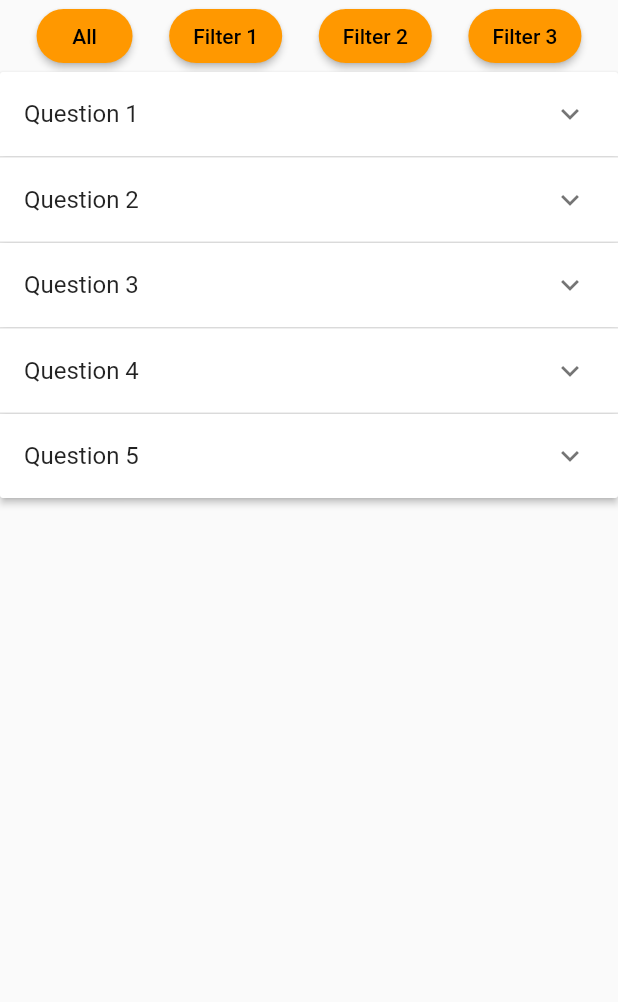
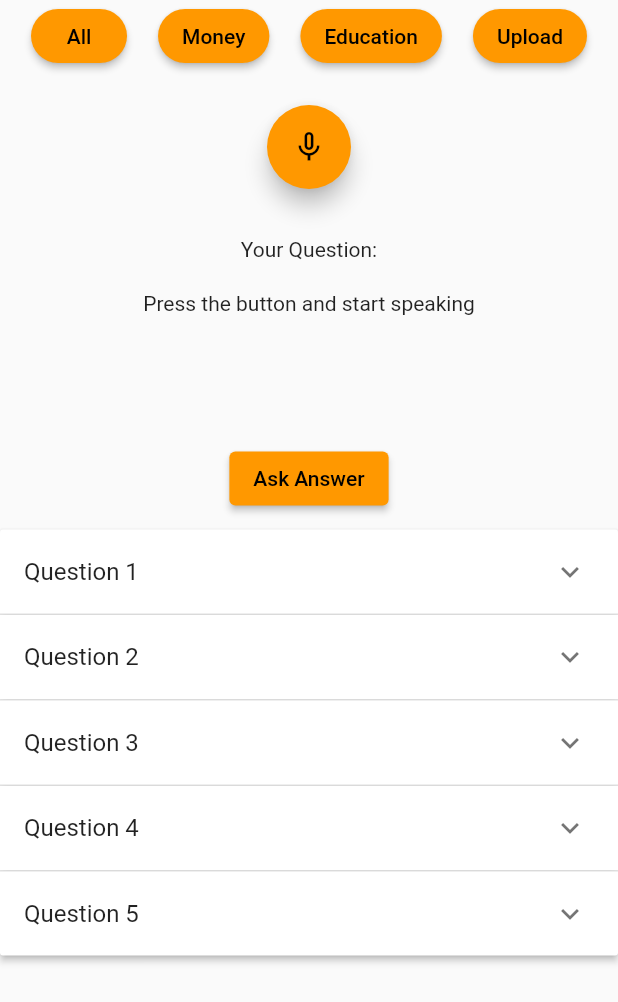
Before and after one commit to shivankar-p/St-Judes, a Flutter app: the MyStatefulWidget widget shown alone on an empty page, opened directly, on a phone screen of 412 x 824 dp. Shown: the top 1002 px of the screen. Run offline on Flutter 3.47's test engine with Material 2 defaults, Android fonts, the phone set to English and light mode, and no system bars; drawn by our look-alikes of avatar_glow; our stand-ins replace firebase_auth, firebase_core, firebase_database, flutter_tts, html_unescape, pin_code_fields and 1 more; missing offline and left inert: translator; accounts and stored records are empty.

Commit message:
Update faq page

```diff
--- a/lib/faq.dart
+++ b/lib/faq.dart
@@ -1,4 +1,8 @@
+//import 'package:speech_to_text/speech_recognition_result.dart';
+import 'package:speech_to_text/speech_to_text.dart' as stt;
 import 'package:flutter/material.dart';
+import 'package:flutter_tts/flutter_tts.dart';
+import 'package:avatar_glow/avatar_glow.dart';
 
 void main() => runApp(const MyApp());
 
@@ -47,11 +51,11 @@ class MyStatefulWidget extends StatefulWidget {
 class _MyStatefulWidgetState extends State<MyStatefulWidget> {
   static const str = "Lorem ipsum dolor sit amet, consectetur adipiscing elit, sed do eiusmod tempor incididunt ut labore et dolore magna aliqua. At erat pellentesque adipiscing commodo elit at imperdiet dui. Orci sagittis eu volutpat odio facilisis mauris sit amet.";
   final List<Item> data = [
-    Item(expandedValue: str, headerValue: "Question 1", questionType: "Filter 1"),
-    Item(expandedValue: str, headerValue: "Question 2", questionType: "Filter 2"),
-    Item(expandedValue: str, headerValue: "Question 3", questionType: "Filter 2"),
-    Item(expandedValue: str, headerValue: "Question 4", questionType: "Filter 3"),
-    Item(expandedValue: str, headerValue: "Question 5", questionType: "Filter 1"),
+    Item(expandedValue: "Never gonna give you up Never gonna let you down Never gonna run around and desert you", headerValue: "Question 1", questionType: "Money"),
+    Item(expandedValue: str, headerValue: "Question 2", questionType: "Education"),
+    Item(expandedValue: str, headerValue: "Question 3", questionType: "Education"),
+    Item(expandedValue: str, headerValue: "Question 4", questionType: "Upload"),
+    Item(expandedValue: "The answer for your question is RYAN STARTED THE FIRE!!", headerValue: "Question 5", questionType: "Upload"),
   ];
   static List<Item> filteredData = [];
 
@@ -63,10 +67,11 @@ class _MyStatefulWidgetState extends State<MyStatefulWidget> {
 
   @override
   void initState() {
-    // TODO: implement initState
     filteredData = this.data;
     super.initState();
   }
+
+
   @override
   Widget build(BuildContext context) {
     return ListView(children:
@@ -96,16 +101,17 @@ class _MyStatefulWidgetState extends State<MyStatefulWidget> {
                 ),
             ),
 
-            FilterButton(txt: "Filter 1", callback: callback),
-            FilterButton(txt: "Filter 2", callback: callback),
-            FilterButton(txt: "Filter 3", callback: callback),
+            FilterButton(txt: "Money", callback: callback),
+            FilterButton(txt: "Education", callback: callback),
+            FilterButton(txt: "Upload", callback: callback),
           ]
         ),
+
+    SpeechWidget(data: this.data),
 
     SingleChildScrollView(
       child: Container(
         child: _buildPanel(),
-
       ),
     )
   ]);
@@ -165,3 +171,192 @@ class FilterButton extends StatelessWidget {
               );
   }
 }
+
+
+class SpeechWidget extends StatefulWidget {
+  final List<Item> data;
+  SpeechWidget({Key? key, required this.data}) : super(key:key);
+
+  @override
+  _SpeechWidgetState createState() => _SpeechWidgetState();
+}
+
+class _SpeechWidgetState extends State<SpeechWidget> {
+    stt.SpeechToText _speech = stt.SpeechToText();
+    bool _isListening = false;
+    String _text = 'Press the button and start speaking';
+    List<Item> data = [];
+    final flutterTts = FlutterTts();
+    String possibleAnswer = 'Never gonna give you up';
+    List<Item> filteredData = [];
+
+    @override
+    void initState() {
+      super.initState();
+      _speech = stt.SpeechToText();
+      data = widget.data;
+    }
+
+    Future _speak() async{
+      await flutterTts.setLanguage("en-US");
+      await flutterTts.setPitch(1.0);
+      await flutterTts.speak(possibleAnswer);
+    }
+
+    findPossibleAnswer(str)
+    {
+      if(str.toLowerCase().contains("education")){
+        setState(() {
+          filteredData = data.where((item) => item.questionType=="Education").toList();
+          possibleAnswer = filteredData[0].expandedValue;
+      });
+      }
+
+      else if(str.toLowerCase().contains("money")){
+        setState(() {
+          filteredData = data.where((item) => item.questionType=="Money").toList();
+          possibleAnswer = filteredData[0].expandedValue;
+      });
+      }
+
+      else if(str.toLowerCase().contains("upload")){
+        setState(() {
+          filteredData = data.where((item) => item.questionType=="Upload").toList();
+          possibleAnswer = filteredData[0].expandedValue;
+      });
+      }
+
+      else{
+        setState(() {
+          possibleAnswer = "I don't know the answer for that right now, check the questions below.";
+        });
+      }
+      print(data);
+      _speak();
+    }
+
+    @override
+    Widget build(BuildContext context) {
+        return Column(
+          children: [
+            AvatarGlow(
+              animate: _isListening,
+              glowColor: Theme.of(context).primaryColor,
+              endRadius: 50.0,
+              duration: const Duration(milliseconds: 2000),
+              repeatPauseDuration: const Duration(milliseconds: 100),
+              repeat: true,
+              child: FloatingActionButton(
+                onPressed: _listen,
+                child: Icon(_isListening ? Icons.mic : Icons.mic_none),
+              ),
+            ),
+
+            Container(
+              padding: EdgeInsets.all(10),
+              child: Text("Your Question:")
+            ),
+
+            Container(
+              padding: const EdgeInsets.fromLTRB(10.0, 10.0, 10.0, 75.0),
+              child: Text(_text, textAlign: TextAlign.center)
+            ),
+
+            Container(
+              padding: const EdgeInsets.all(10),
+              child: ElevatedButton(onPressed:(){findPossibleAnswer(_text);} , child: Text('Ask Answer')),
+            ),
+
+          ],
+      );
+    }
+
+    void _listen() async {
+      if (!_isListening) {
+        bool available = await _speech.initialize(
+          onStatus: (val) => print('onStatus: $val'),
+          onError: (val) => print('onError: $val'),
+        );
+        if (available) {
+          setState(() => _isListening = true);
+          _speech.listen(
+            onResult: (val) => setState(() {
+              _text = val.recognizedWords;
+              print(_text);
+            }),
+          );
+
+        }
+      } else {
+        setState(() {
+            _isListening = false;
+        } );
+        _speech.stop();
+      }
+  }
+}
+/*
+class _SpeechWidgetState extends State<SpeechWidget> {
+  SpeechToText _speechToText =  SpeechToText();
+  bool _speechEnabled = false;
+  String _lastWords = '';
+
+  @override
+  void initState()
+  {
+    super.initState();
+    _initSpeech();
+  }
+
+  void _initSpeech() async {
+    _speechEnabled = await _speechToText.initialize();
+    setState(() {});
+  }
+
+  void _startListening() async {
+    await _speechToText.listen(onResult: _onSpeechResult);
+    setState(() { });
+  }
+
+  void _stopListening() async {
+    await _speechToText.stop();
+    setState(() {});
+  }
+
+  void _onSpeechResult(SpeechRecognitionResult result)
+  {
+    setState(() {
+      _lastWords = result.recognizedWords;
+    });
+  }
+
+  @override
+  Widget build(BuildContext context) {
+      return Column(
+          mainAxisAlignment: MainAxisAlignment.center,
+          children: <Widget>[
+            FloatingActionButton(
+              onPressed: _speechToText.isNotListening ? _startListening : _stopListening,
+              tooltip: 'Ask Question',
+              child: Icon(_speechToText.isNotListening ? Icons.mic_none : Icons.mic)
+            ),
+
+            Container(
+              padding: EdgeInsets.all(16),
+              child: Text("Recognized words:")
+            ),
+
+            Container(
+                padding: EdgeInsets.all(16),
+                child: Text(
+                  _speechToText.isListening ?
+                  '$_lastWords' : _speechEnabled ?
+                  "Tap the microphone button and ask question" : "Ask question not available",
+                ),
+            )
+
+          ]
+      );
+  }
+}
+*/
--- a/pubspec.yaml
+++ b/pubspec.yaml
@@ -42,6 +42,9 @@ dependencies:
   image_picker: ^0.8.5+3
   html_unescape: ^2.0.0
   translator: ^0.1.7
+  speech_to_text: ^5.5.0
+  avatar_glow: ^2.0.2
+  flutter_tts: ^3.4.0
 
 dev_dependencies:
   flutter_test:
```
